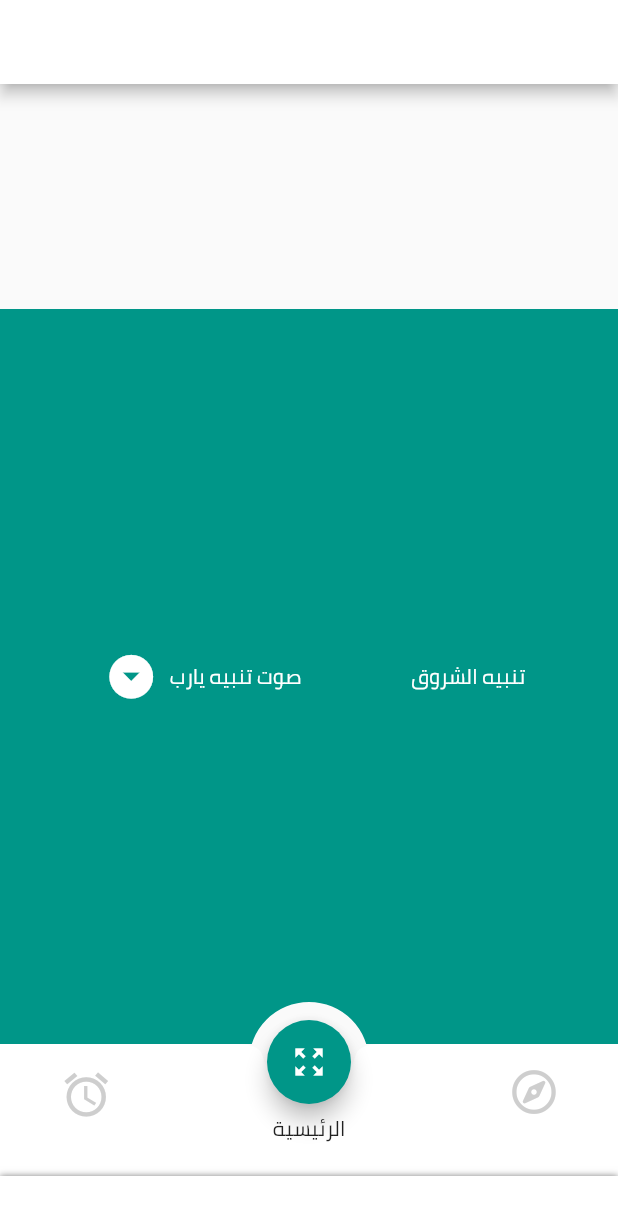
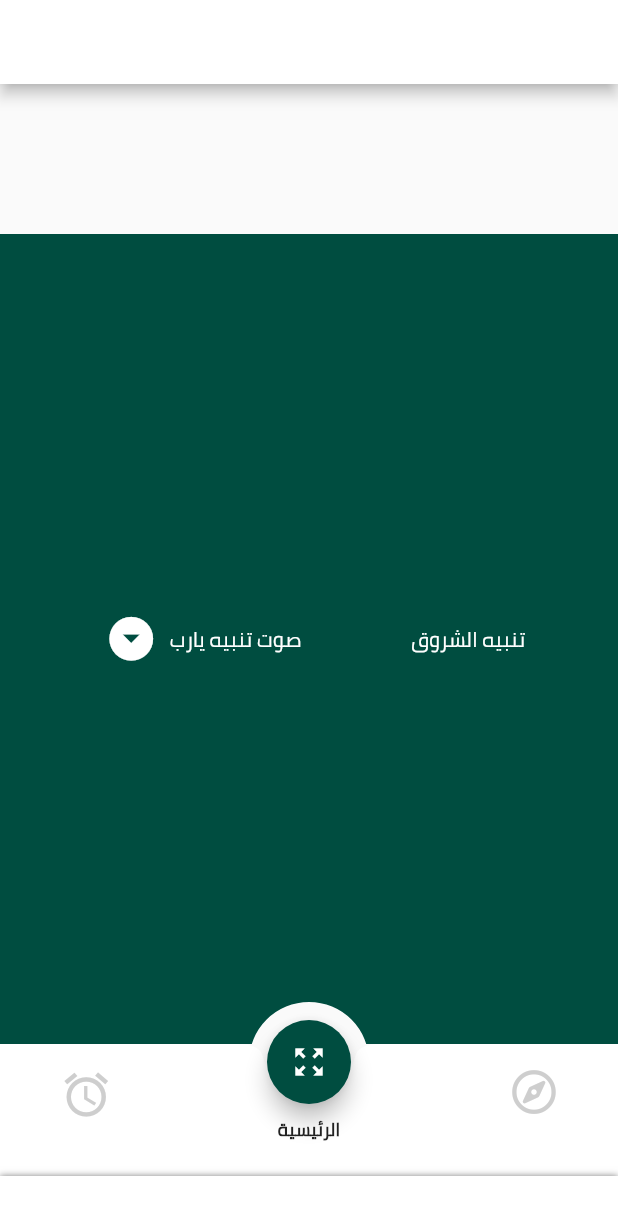
Before and after one commit to Reekoooo/flutter_task, a Flutter app: the screen it shows after launch, on a phone screen of 412 x 824 dp. Shown: the top 1215 px of the screen. Run offline on Flutter 3.47's test engine with Material 2 defaults, Android fonts, the phone set to English and light mode, and no system bars; our stand-ins replace font_awesome_flutter.

Commit message:
fixed colors and beta

```diff
--- a/lib/main.dart
+++ b/lib/main.dart
@@ -10,7 +10,8 @@ class MyApp extends StatelessWidget {
       title: 'Flutter Demo',
       theme: ThemeData(
         fontFamily: 'Cairo',
-        primarySwatch: Colors.teal,
+        //primarySwatch: Colors.teal,
+        accentColor: Colors.teal[900],
       ),
       home: MyHomePage(title: 'Flutter Demo Home Page'),
     );
@@ -39,13 +40,13 @@ class _MyHomePageState extends State<MyHomePage> {
       body: Column(
         children: <Widget>[
           Container(
-            height: 150.0,
+            height: 100.0,
           ),
           Expanded(
             child: ClipPath(
               clipper: CustomRect(yOffset: Y_offset),
               child: Container(
-                color: Colors.teal,
+                color: Colors.teal[900],
                 child: Row(
                   children: <Widget>[
                     Spacer(),
@@ -55,7 +56,7 @@ class _MyHomePageState extends State<MyHomePage> {
                         textDirection: TextDirection.rtl,
                         child: Theme(
                           data: Theme.of(context).copyWith(
-                            canvasColor: Colors.teal,
+                            canvasColor: Colors.teal[900],
                           ),
                           child: DropdownButton<String>(
                             underline: Container(),
@@ -108,6 +109,7 @@ class _MyHomePageState extends State<MyHomePage> {
         offset: Offset(0.0, Y_offset),
         child: FloatingActionButton(
 
+
             child: Icon(Icons.zoom_out_map), onPressed: () {}),
       ),
       bottomNavigationBar: BottomAppBar(
@@ -136,7 +138,7 @@ class _MyHomePageState extends State<MyHomePage> {
                   offset: Offset(0.0, Y_offset),
                   child: Text(
                     "الرئيسية",
-                    style: TextStyle(fontSize: 14.0),
+                    style: TextStyle(fontSize: 12.0,fontWeight: FontWeight.bold),
                   ),
                 ),
 
```
